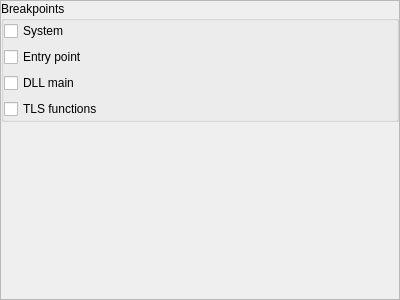
horsicq/XDebuggerWidget, file xdebuggeroptionswidget.ui: the form before one commit.
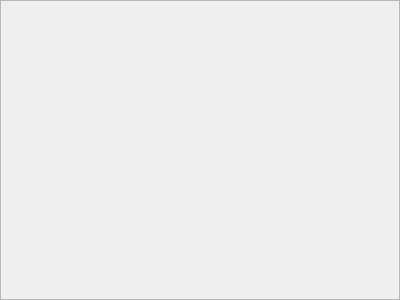
The form after the commit.

```diff
--- a/xdebuggeroptionswidget.ui
+++ b/xdebuggeroptionswidget.ui
@@ -40,82 +40,6 @@
         <height>298</height>
        </rect>
       </property>
-      <layout class="QVBoxLayout" name="verticalLayout_2">
-       <property name="leftMargin">
-        <number>0</number>
-       </property>
-       <property name="topMargin">
-        <number>0</number>
-       </property>
-       <property name="rightMargin">
-        <number>0</number>
-       </property>
-       <property name="bottomMargin">
-        <number>0</number>
-       </property>
-       <item>
-        <widget class="QGroupBox" name="groupBoxDebuggerBreakpoints">
-         <property name="title">
-          <string>Breakpoints</string>
-         </property>
-         <layout class="QVBoxLayout" name="verticalLayout_3">
-          <property name="leftMargin">
-           <number>0</number>
-          </property>
-          <property name="topMargin">
-           <number>0</number>
-          </property>
-          <property name="rightMargin">
-           <number>0</number>
-          </property>
-          <property name="bottomMargin">
-           <number>0</number>
-          </property>
-          <item>
-           <widget class="QCheckBox" name="checkBoxDebuggerBreakSystem">
-            <property name="text">
-             <string>System</string>
-            </property>
-           </widget>
-          </item>
-          <item>
-           <widget class="QCheckBox" name="checkBoxDebuggerBreakPointEntryPoint">
-            <property name="text">
-             <string>Entry point</string>
-            </property>
-           </widget>
-          </item>
-          <item>
-           <widget class="QCheckBox" name="checkBoxDebuggerBreakPointDLLMain">
-            <property name="text">
-             <string>DLL main</string>
-            </property>
-           </widget>
-          </item>
-          <item>
-           <widget class="QCheckBox" name="checkBoxDebuggerBreakPointTLSFunctions">
-            <property name="text">
-             <string>TLS functions</string>
-            </property>
-           </widget>
-          </item>
-         </layout>
-        </widget>
-       </item>
-       <item>
-        <spacer name="verticalSpacer">
-         <property name="orientation">
-          <enum>Qt::Vertical</enum>
-         </property>
-         <property name="sizeHint" stdset="0">
-          <size>
-           <width>20</width>
-           <height>231</height>
-          </size>
-         </property>
-        </spacer>
-       </item>
-      </layout>
      </widget>
     </widget>
    </item>
```
